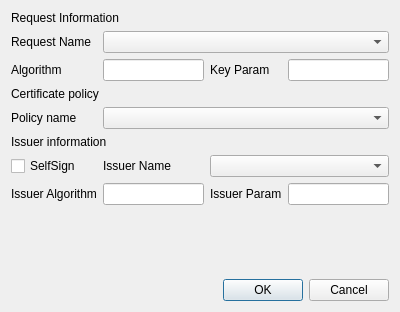
The window that CAMan/make_cert_dlg.ui (jykim74/CertMan) describes before a commit, drawn with Qt 5.
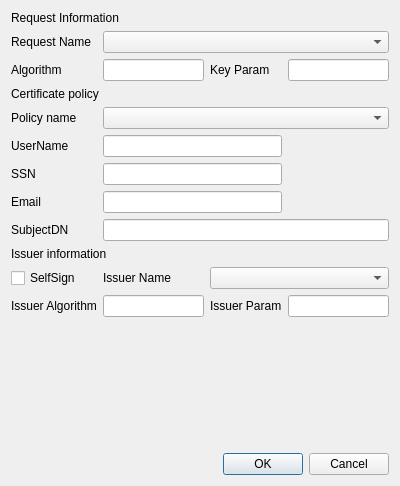
The same window after the commit.

```diff
--- a/CAMan/make_cert_dlg.ui
+++ b/CAMan/make_cert_dlg.ui
@@ -7,20 +7,13 @@
     <x>0</x>
     <y>0</y>
     <width>400</width>
-    <height>312</height>
+    <height>486</height>
    </rect>
   </property>
   <property name="windowTitle">
    <string>Make certificate</string>
   </property>
   <layout class="QGridLayout" name="gridLayout">
-   <item row="1" column="0">
-    <widget class="QLabel" name="label_2">
-     <property name="text">
-      <string>Request Name</string>
-     </property>
-    </widget>
-   </item>
    <item row="4" column="0">
     <widget class="QLabel" name="label_6">
      <property name="text">
@@ -28,53 +21,14 @@
      </property>
     </widget>
    </item>
-   <item row="7" column="1">
-    <widget class="QLineEdit" name="mIssuerAlgorithmText"/>
-   </item>
-   <item row="0" column="0" colspan="2">
-    <widget class="QLabel" name="label">
-     <property name="text">
-      <string>Request Information</string>
-     </property>
-    </widget>
-   </item>
-   <item row="1" column="1" colspan="3">
-    <widget class="QComboBox" name="mReqNameCombo"/>
-   </item>
-   <item row="2" column="0">
-    <widget class="QLabel" name="label_3">
-     <property name="text">
-      <string>Algorithm</string>
-     </property>
-    </widget>
-   </item>
-   <item row="7" column="3">
-    <widget class="QLineEdit" name="mIssuerOptionText"/>
-   </item>
-   <item row="2" column="3">
-    <widget class="QLineEdit" name="mOptionText"/>
-   </item>
-   <item row="6" column="2" colspan="2">
-    <widget class="QComboBox" name="mIssuerNameCombo"/>
-   </item>
-   <item row="3" column="0" colspan="2">
-    <widget class="QLabel" name="label_5">
-     <property name="text">
-      <string>Certificate policy</string>
-     </property>
-    </widget>
-   </item>
-   <item row="6" column="1">
+   <item row="10" column="1">
     <widget class="QLabel" name="label_8">
      <property name="text">
       <string>Issuer Name</string>
      </property>
     </widget>
    </item>
-   <item row="4" column="1" colspan="3">
-    <widget class="QComboBox" name="mPolicyNameCombo"/>
-   </item>
-   <item row="9" column="2" colspan="2">
+   <item row="13" column="2" colspan="2">
     <widget class="QDialogButtonBox" name="buttonBox">
      <property name="orientation">
       <enum>Qt::Horizontal</enum>
@@ -84,17 +38,17 @@
      </property>
     </widget>
    </item>
-   <item row="6" column="0">
+   <item row="10" column="0">
     <widget class="QCheckBox" name="mSelfSignCheck">
      <property name="text">
       <string>SelfSign</string>
      </property>
     </widget>
    </item>
-   <item row="7" column="0">
-    <widget class="QLabel" name="label_9">
+   <item row="2" column="0">
+    <widget class="QLabel" name="label_3">
      <property name="text">
-      <string>Issuer Algorithm</string>
+      <string>Algorithm</string>
      </property>
     </widget>
    </item>
@@ -105,24 +59,31 @@
      </property>
     </widget>
    </item>
-   <item row="7" column="2">
-    <widget class="QLabel" name="label_10">
+   <item row="5" column="0">
+    <widget class="QLabel" name="label_11">
      <property name="text">
-      <string>Issuer Param</string>
-     </property>
-    </widget>
-   </item>
-   <item row="2" column="1">
-    <widget class="QLineEdit" name="mAlgorithmText"/>
-   </item>
-   <item row="5" column="0" colspan="2">
-    <widget class="QLabel" name="label_7">
-     <property name="text">
-      <string>Issuer information</string>
+      <string>UserName</string>
      </property>
     </widget>
    </item>
    <item row="8" column="0">
+    <widget class="QLabel" name="label_4">
+     <property name="text">
+      <string>SubjectDN</string>
+     </property>
+    </widget>
+   </item>
+   <item row="2" column="3">
+    <widget class="QLineEdit" name="mOptionText"/>
+   </item>
+   <item row="3" column="0" colspan="2">
+    <widget class="QLabel" name="label_5">
+     <property name="text">
+      <string>Certificate policy</string>
+     </property>
+    </widget>
+   </item>
+   <item row="12" column="0">
     <spacer name="verticalSpacer">
      <property name="orientation">
       <enum>Qt::Vertical</enum>
@@ -135,6 +96,85 @@
      </property>
     </spacer>
    </item>
+   <item row="6" column="0">
+    <widget class="QLabel" name="label_12">
+     <property name="text">
+      <string>SSN</string>
+     </property>
+    </widget>
+   </item>
+   <item row="11" column="2">
+    <widget class="QLabel" name="label_10">
+     <property name="text">
+      <string>Issuer Param</string>
+     </property>
+    </widget>
+   </item>
+   <item row="9" column="0" colspan="2">
+    <widget class="QLabel" name="label_7">
+     <property name="text">
+      <string>Issuer information</string>
+     </property>
+    </widget>
+   </item>
+   <item row="0" column="0" colspan="2">
+    <widget class="QLabel" name="label">
+     <property name="text">
+      <string>Request Information</string>
+     </property>
+    </widget>
+   </item>
+   <item row="8" column="1" colspan="3">
+    <widget class="QLineEdit" name="mSubjectDNText"/>
+   </item>
+   <item row="1" column="0">
+    <widget class="QLabel" name="label_2">
+     <property name="text">
+      <string>Request Name</string>
+     </property>
+    </widget>
+   </item>
+   <item row="11" column="3">
+    <widget class="QLineEdit" name="mIssuerOptionText"/>
+   </item>
+   <item row="11" column="1">
+    <widget class="QLineEdit" name="mIssuerAlgorithmText"/>
+   </item>
+   <item row="4" column="1" colspan="3">
+    <widget class="QComboBox" name="mPolicyNameCombo"/>
+   </item>
+   <item row="10" column="2" colspan="2">
+    <widget class="QComboBox" name="mIssuerNameCombo"/>
+   </item>
+   <item row="1" column="1" colspan="3">
+    <widget class="QComboBox" name="mReqNameCombo"/>
+   </item>
+   <item row="11" column="0">
+    <widget class="QLabel" name="label_9">
+     <property name="text">
+      <string>Issuer Algorithm</string>
+     </property>
+    </widget>
+   </item>
+   <item row="2" column="1">
+    <widget class="QLineEdit" name="mAlgorithmText"/>
+   </item>
+   <item row="7" column="0">
+    <widget class="QLabel" name="label_13">
+     <property name="text">
+      <string>Email</string>
+     </property>
+    </widget>
+   </item>
+   <item row="5" column="1" colspan="2">
+    <widget class="QLineEdit" name="mUserNameText"/>
+   </item>
+   <item row="6" column="1" colspan="2">
+    <widget class="QLineEdit" name="mSSNText"/>
+   </item>
+   <item row="7" column="1" colspan="2">
+    <widget class="QLineEdit" name="mEmailText"/>
+   </item>
   </layout>
  </widget>
  <resources/>
```
